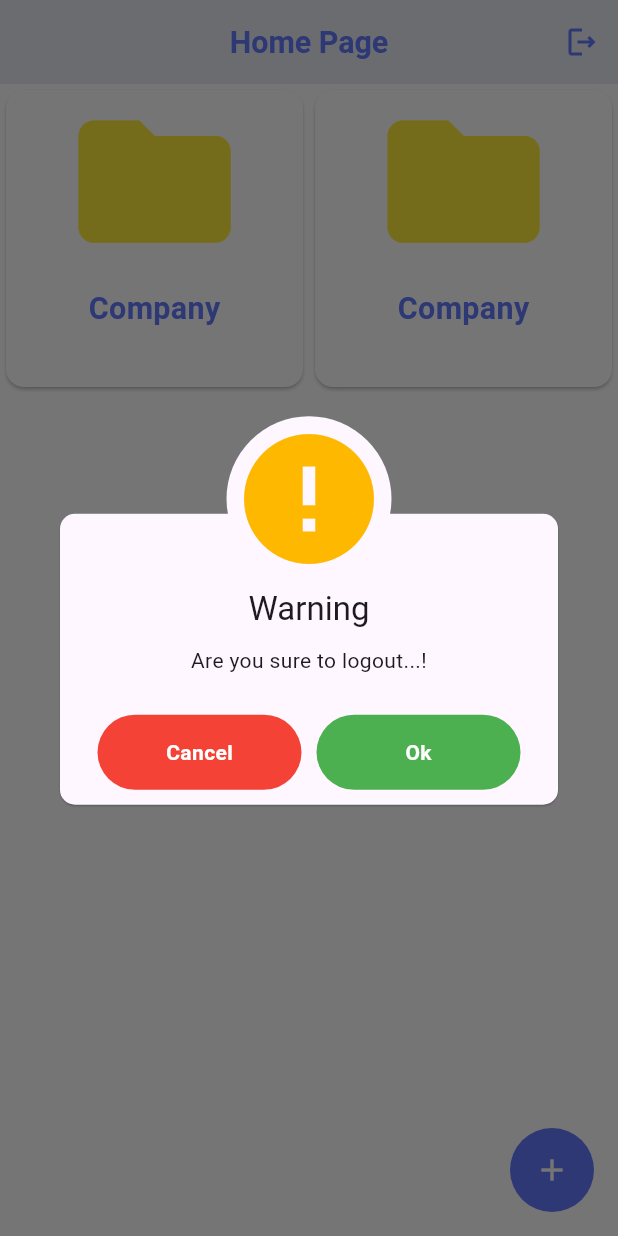
After one commit to Elhaw2003/firebase-learn, a Flutter app: the HomeScreen screen opened directly, after a tap on the "logout" icon, on a phone screen of 412 x 824 dp. The commit adds this screen. Run offline on Flutter 3.47's test engine with Material 3 defaults, Android fonts, the phone set to English and light mode, and no system bars; our stand-ins replace awesome_dialog, bloc, dartz, firebase_auth, firebase_core, flutter_bloc and 4 more; accounts and stored records are empty.

Commit message:
home screen ui done

```diff
--- a/lib/core/utilies/app_colors.dart
+++ b/lib/core/utilies/app_colors.dart
@@ -16,4 +16,5 @@ class AppColors{
   static const Color textFieldColor = Color(0xffF7F8F9);
   static const Color dropDownColor = Color(0xffB9C4FF);
   static const Color green = Colors.green;
+  static const Color yellow = Colors.yellow;
 }
--- a/lib/core/utilies/app_styles.dart
+++ b/lib/core/utilies/app_styles.dart
@@ -8,7 +8,7 @@ class AppStyles{
   static  TextStyle primaryHeadLineStyle = TextStyle(
     color: AppColors.primaryColor,
     fontWeight: FontWeight.w700,
-    fontSize: 30.sp
+    fontSize: 20.sp
   );
   static  TextStyle subTitlesStyle = TextStyle(
     color: AppColors.secondaryColor,
--- a/lib/core/utilies/app_texts.dart
+++ b/lib/core/utilies/app_texts.dart
@@ -14,21 +14,27 @@ abstract class AppTexts{
   static const String passwordIsWeek = "The password provided is too weak.";
   static const String emailIsAlreadyInUse = "The account already exists for that email.";
   static const String registerNow = "Register Now";
+  static const String homePage = "Home Page";
   static const String enterRightPassword = "Enter Right Password";
   static const String userName = "Username";
   static const String email = "Email";
+  static const String cancel = "Cancel";
   static const String password = "Password";
+  static const String enterCategoryName = "Enter Category Name";
+  static const String fillThisField = "Fill This Field";
   static const String confirmPassword = "Confirm password";
   static const String passwordMustBeAtLeast8Char = "Password Must Be AtLeast 8 Character";
   static const String helloRegisterToGetStarted = "Hello! Register to get started";
   static const String createAccountSuccessfully = "Create Account Successfully....";
   static const String noUserFound = "No user found for that email.";
   static const String wrongPassword = "Wrong password provided for that user.";
+  static const String areYouSureToLogOut = "Are You Sure To Log Out...?";
   static const String pleaseVerifyYourEmail = "Please verify your email address by clicking the link that was sent to your email. if you not found... look to spam";
   static const String alreadyHaveAnAccount = "Already have an account?";
   static const String oTPVerification = "OTP Verification";
   static const String loginNow = "Login Now";
   static const String sendCode = "Send Code";
+  static const String addCategory = "Add Category";
   static const String ok = "Ok";
   static const String didNotReceivedCode = "Didn’t received code?";
   static const String loginWithGoogle = "Login with Google";
--- a/lib/core/widgets/custom_awesom_dialog_method.dart
+++ b/lib/core/widgets/custom_awesom_dialog_method.dart
@@ -1,28 +1,30 @@
 import 'package:awesome_dialog/awesome_dialog.dart';
-import 'package:firebase_learn/core/utilies/app_texts.dart';
+import 'package:firebase_learn/core/utilies/app_colors.dart';
 import 'package:flutter/material.dart';
 
 class CustomAwesomDialogMethod {
-  static void awesomeDialog({
+  static void awesomeDialog(
+      {
     required BuildContext context,
     required String title,
     required String desc,
     required DialogType dialogType,
     required Color btnOkColor,
     void Function()? btnOkOnPress,
+    void Function()? cancelOnPress,
   }
   ) {
      AwesomeDialog(
-
         context: context,
         dialogType: dialogType,
         animType: AnimType.scale,
         title: title,
         desc: desc,
-       btnOkText: AppTexts.ok,
        btnOkColor: btnOkColor,
        btnOkOnPress: btnOkOnPress,
-       dismissOnTouchOutside: false
+       dismissOnTouchOutside: false,
+       btnCancelColor: AppColors.red,
+       btnCancelOnPress: cancelOnPress,
     ).show();
   }
 }
--- a/lib/core/widgets/custom_text_field_widget.dart
+++ b/lib/core/widgets/custom_text_field_widget.dart
@@ -12,10 +12,7 @@ class CustomTextFieldWidget extends StatelessWidget {
   final bool? obscureText;
   @override
   Widget build(BuildContext context) {
-    return SizedBox(
-      height: 75.h,
-      width: 331.w,
-      child: TextFormField(
+    return TextFormField(
       validator: validator,
       controller: controller,
       obscureText: obscureText?? false,
@@ -48,7 +45,6 @@ class CustomTextFieldWidget extends StatelessWidget {
         ),
         suffixIcon: suffixIcon
       ),
-      ),
     );
   }
 }
--- /dev/null
+++ b/lib/features/auth/widget/custom_appbar_widget.dart
@@ -0,0 +1,28 @@
+import 'package:firebase_learn/core/utilies/app_colors.dart';
+import 'package:firebase_learn/core/utilies/app_styles.dart';
+import 'package:flutter/material.dart';
+
+import 'arrow_appbar_widget.dart';
+
+class CustomAppbarWidget extends StatelessWidget {
+  const CustomAppbarWidget({super.key, required this.title, this.actionOnPressed, this.actionIcon, this.leading});
+  final String title;
+  final void Function()? actionOnPressed;
+  final IconData? actionIcon;
+  final Widget? leading;
+  @override
+  Widget build(BuildContext context) {
+    return AppBar(
+      centerTitle: true,
+      automaticallyImplyLeading: false,
+      backgroundColor: AppColors.borderTextFieldColor,
+      elevation: 0,
+      leading: leading,
+      title: Text(title,style: AppStyles.primaryHeadLineStyle,),
+      actions: [
+        IconButton(onPressed: actionOnPressed, icon: Icon(actionIcon,color: AppColors.primaryColor,),
+        ),
+      ],
+    );
+  }
+}
--- a/lib/features/home/presentation/view/home_screen.dart
+++ b/lib/features/home/presentation/view/home_screen.dart
@@ -1,25 +1,55 @@
+import 'package:awesome_dialog/awesome_dialog.dart';
 import 'package:firebase_auth/firebase_auth.dart';
-import 'package:firebase_core/firebase_core.dart';
+import 'package:firebase_learn/core/utilies/app_colors.dart';
+import 'package:firebase_learn/core/utilies/app_texts.dart';
+import 'package:firebase_learn/core/widgets/custom_awesom_dialog_method.dart';
+import 'package:firebase_learn/features/auth/login/presentation/view/login_screen.dart';
+import 'package:firebase_learn/features/auth/widget/custom_appbar_widget.dart';
+import 'package:firebase_learn/features/home/presentation/view/widgets/floating_widget.dart';
+import 'package:firebase_learn/features/home/presentation/view/widgets/home_body.dart';
 import 'package:flutter/material.dart';
 import 'package:google_sign_in/google_sign_in.dart';
-
-import '../../../../core/utilies/app_texts.dart';
+import '../../../add_category/presentation/view/add_category_screen.dart';
 
 class HomeScreen extends StatelessWidget {
   const HomeScreen({super.key});
 
   @override
   Widget build(BuildContext context) {
-    return  Scaffold(
-      body: Center(child: TextButton(
-        onPressed: () {
-          FirebaseAuth.instance.signOut();
-          GoogleSignIn googleSignIn = GoogleSignIn();
-          googleSignIn.disconnect();
-        },
-        child: Text("signOut"),
+    return Scaffold(
+      backgroundColor: AppColors.white,
+        floatingActionButton:  FloatingWidget(
+          onPressed: (){Navigator.push(context, MaterialPageRoute(builder: (c){
+            return const AddCategoryScreen();
+          }));
+          },
+        ),
+        appBar: AppBar(
+          leading: const SizedBox(),
+          flexibleSpace: CustomAppbarWidget(
+            title: AppTexts.homePage,
+            actionIcon: Icons.logout_outlined,
+            actionOnPressed: () {
+              CustomAwesomDialogMethod.awesomeDialog(
+                  context: context,
+                  title: "Warning",
+                  desc: "Are you sure to logout...!",
+                  dialogType: DialogType.warning,
+                  btnOkColor: AppColors.green,
+                  cancelOnPress: (){},
+                  btnOkOnPress: (){
+                    FirebaseAuth.instance.signOut();
+                    GoogleSignIn googleSignIn = GoogleSignIn();
+                    googleSignIn.disconnect();
+                    Navigator.pushReplacement(context, MaterialPageRoute(builder: (c){
+                      return const LoginScreen();
+                    }));
+                  }
+              );
+            },
           ),
-    )
+        ),
+        body:const HomeBody()
     );
   }
 }
--- /dev/null
+++ b/lib/features/home/presentation/view/widgets/floating_widget.dart
@@ -0,0 +1,19 @@
+import 'package:flutter/material.dart';
+
+import '../../../../../core/utilies/app_colors.dart';
+
+class FloatingWidget extends StatelessWidget {
+  const FloatingWidget({super.key, this.onPressed});
+  final void Function()? onPressed;
+  @override
+  Widget build(BuildContext context) {
+    return FloatingActionButton(
+      foregroundColor: AppColors.white,
+      onPressed: onPressed,
+      elevation: 0,
+      shape: const CircleBorder(),
+      backgroundColor: AppColors.primaryColor,
+      child: const Icon(Icons.add),
+    );
+  }
+}
--- /dev/null
+++ b/lib/features/home/presentation/view/widgets/grid_view_note_widget.dart
@@ -0,0 +1,38 @@
+import 'package:flutter/material.dart';
+import 'package:flutter_screenutil/flutter_screenutil.dart';
+
+import '../../../../../core/utilies/app_colors.dart';
+import '../../../../../core/utilies/app_styles.dart';
+
+class GridViewNoteWidget extends StatelessWidget {
+  const GridViewNoteWidget({super.key});
+
+  @override
+  Widget build(BuildContext context) {
+    return GridView(
+      gridDelegate: const SliverGridDelegateWithFixedCrossAxisCount(crossAxisCount: 2),
+      children:  [
+        Card(
+            color: AppColors.white,
+            child: Column(
+                children: [
+                  Icon(Icons.folder,color: AppColors.yellow,size: 120.sp,),
+                  SizedBox(height: 10.h,),
+                  Text("Company",style:AppStyles.primaryHeadLineStyle,)
+                ]
+            )
+        ),
+        Card(
+            color: AppColors.white,
+            child: Column(
+                children: [
+                  Icon(Icons.folder,color: AppColors.yellow,size: 120.sp,),
+                  SizedBox(height: 10.h,),
+                  Text("Company",style:AppStyles.primaryHeadLineStyle,)
+                ]
+            )
+        ),
+      ],
+    );
+  }
+}
--- /dev/null
+++ b/lib/features/home/presentation/view/widgets/home_body.dart
@@ -0,0 +1,10 @@
+import 'package:firebase_learn/features/home/presentation/view/widgets/grid_view_note_widget.dart';
+import 'package:flutter/material.dart';
+class HomeBody extends StatelessWidget {
+  const HomeBody({super.key});
+
+  @override
+  Widget build(BuildContext context) {
+    return const GridViewNoteWidget();
+  }
+}
```
Also changed, not shown: lib/features/add_category/presentation/view/add_category_screen.dart (added, +37 -0 lines), lib/features/add_category/presentation/view/widget/add_category_body.dart (added, +40 -0 lines), lib/features/auth/widget/arrow_appbar_widget.dart (+2 -16 lines). Lines whose indentation alone changed are shown as unchanged.
